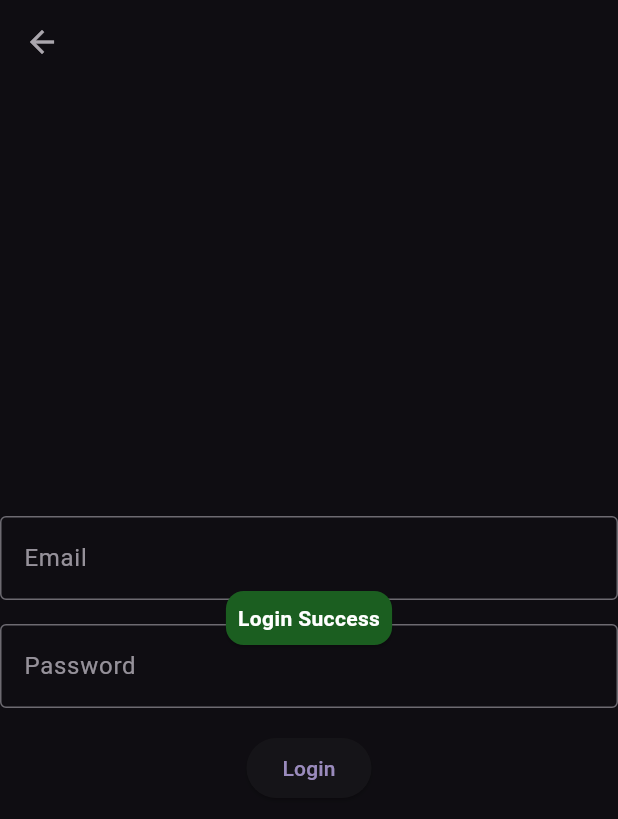
After one commit to lleoserrano/asyncstate, a Flutter app: the LoginPage screen opened by its route, after a tap on "Login", on a phone screen of 412 x 824 dp. The commit adds this screen. Shown: the top 819 px of the screen. Run offline on Flutter 3.47's test engine with Material 3 defaults, Android fonts, the phone set to English and light mode, and no system bars.

Commit message:
Update
Código exemplo para utilização de vM.

```diff
--- /dev/null
+++ b/example/lib/login/login_page.dart
@@ -0,0 +1,51 @@
+import 'package:example/login/login_vm.dart';
+import 'package:flutter/material.dart';
+
+class LoginPage extends StatelessWidget {
+  LoginPage({super.key});
+
+  final _loginVm = LoginVm();
+
+  @override
+  Widget build(BuildContext context) {
+    final LoginVm(:login) = _loginVm;
+    /* switch (status) {
+      case AsyncValueStatus.idle:
+        print('idle');
+      case AsyncValueStatus.loading:
+        print('loading');
+      case AsyncValueStatus.error:
+        print('error');
+      case AsyncValueStatus.data:
+        print('data');
+    } */
+    return Scaffold(
+      appBar: AppBar(
+        title: const Text(''),
+      ),
+      body: Column(
+        mainAxisAlignment: MainAxisAlignment.center,
+        children: [
+          TextFormField(
+            decoration: const InputDecoration(
+              hintText: 'Email',
+              border: OutlineInputBorder(),
+            ),
+          ),
+          const SizedBox(height: 16),
+          TextFormField(
+            decoration: const InputDecoration(
+              hintText: 'Password',
+              border: OutlineInputBorder(),
+            ),
+          ),
+          const SizedBox(height: 16),
+          ElevatedButton(
+            onPressed: login,
+            child: const Text('Login'),
+          ),
+        ],
+      ),
+    );
+  }
+}
--- /dev/null
+++ b/example/lib/login/login_state.dart
@@ -0,0 +1,7 @@
+enum LoginStateStatus {
+  idle,
+  loading,
+  loaded,
+  needActivation,
+  error,
+}
--- /dev/null
+++ b/example/lib/login/login_vm.dart
@@ -0,0 +1,35 @@
+import 'dart:math';
+
+import 'package:asyncstate/asyncstate.dart';
+import 'package:example/login/login_state.dart';
+import 'package:example/login/widgets/login_loader_vm.dart';
+
+class LoginVm {
+  final status = LoginStateStatus.idle.asyncValue();
+
+  Future<void> login() async {
+    ///Change status to loading
+    status.value = LoginStateStatus.loading;
+
+    ///Fake function
+    await Future.delayed(const Duration(seconds: 1), () {
+      ///Random answer to change status
+      final random = Random().nextInt(10);
+
+      if (random < 4) {
+        status.value = LoginStateStatus.loaded;
+      } else if (random < 8) {
+        status.value = LoginStateStatus.error;
+      } else {
+        status.value = LoginStateStatus.needActivation;
+      }
+    }).asyncLoader(
+      autoHide: false,
+      asyncOverlay: LoginLoaderVm(this),
+    );
+
+    ///Do something or wait for user action/read
+    await Future.delayed(const Duration(milliseconds: 500), () {});
+    AsyncState.hide(id: LoginLoaderVm.myId);
+  }
+}
--- /dev/null
+++ b/example/lib/login/widgets/login_loader_vm.dart
@@ -0,0 +1,53 @@
+import 'package:asyncstate/asyncstate.dart';
+import 'package:example/login/login_state.dart';
+import 'package:example/login/login_vm.dart';
+import 'package:flutter/material.dart';
+
+class LoginLoaderVm extends AsyncOverlay {
+  static const int myId = 123;
+  LoginLoaderVm(LoginVm vm)
+      : super(
+          id: myId,
+          builder: (context, settings) => ValueListenableBuilder(
+              valueListenable: vm.status,
+              builder: (context, status, widget) {
+                return switch (status) {
+                  LoginStateStatus.loading => const Center(
+                      child: Card(
+                        child: Padding(
+                          padding: EdgeInsets.all(8.0),
+                          child: CircularProgressIndicator(),
+                        ),
+                      ),
+                    ),
+                  _ => Center(
+                      child: Card(
+                        color: switch (status) {
+                          LoginStateStatus.error => Colors.red[900],
+                          LoginStateStatus.loaded => Colors.green[900],
+                          LoginStateStatus.needActivation => Colors.yellow[900],
+                          _ => Colors.white,
+                        },
+                        child: Padding(
+                          padding: const EdgeInsets.all(8.0),
+                          child: Text(
+                            switch (vm.status.value) {
+                              LoginStateStatus.loading => 'Loading..',
+                              LoginStateStatus.error => 'Ops, error.',
+                              LoginStateStatus.loaded => 'Login Success',
+                              LoginStateStatus.needActivation =>
+                                'Need Activation...',
+                              LoginStateStatus.idle => ''
+                            },
+                            style: const TextStyle(
+                              color: Colors.white,
+                              fontWeight: FontWeight.bold,
+                            ),
+                          ),
+                        ),
+                      ),
+                    ),
+                };
+              }),
+        );
+}
--- a/example/lib/main.dart
+++ b/example/lib/main.dart
@@ -1,7 +1,8 @@
 import 'package:asyncstate/asyncstate.dart';
-import 'package:example/auth/profile_page.dart';
 import 'package:example/detail/detail_page.dart';
 import 'package:example/home_async_value/home_async_value_page.dart';
+import 'package:example/login/login_page.dart';
+import 'package:example/profile/profile_page.dart';
 import 'package:example/root/root_page.dart';
 import 'package:flutter/material.dart';
 
@@ -63,6 +64,7 @@ class MyApp extends StatelessWidget {
         initialRoute: '/Root',
         routes: {
           '/Root': (context) => const RootPage(),
+          '/Root/Login': (context) => LoginPage(),
           '/Root/HomeAsyncValue': (context) => const HomeAsyncValuePage(),
           '/Root/HomeLoader': (context) => const HomeLoaderPage(),
           '/Root/HomeLoader/Detail': (context) => const DetailPage(),
--- a/example/lib/auth/profile_page.dart
+++ b/example/lib/profile/profile_page.dart
@@ -1,6 +1,6 @@
 import 'package:asyncstate/asyncstate.dart';
-import 'package:example/auth/widgets/loader_fetch_data.dart';
-import 'package:example/auth/widgets/loader_login.dart';
+import 'package:example/profile/widgets/loader_fetch_data.dart';
+import 'package:example/profile/widgets/loader_login.dart';
 import 'package:flutter/material.dart';
 
 class ProfilePage extends StatelessWidget {
--- a/example/lib/root/root_page.dart
+++ b/example/lib/root/root_page.dart
@@ -29,6 +29,14 @@ class RootPage extends StatelessWidget {
                   Navigator.of(context).pushNamed('/Root/HomeLoader'),
               child: const Text('HomeAsyncStateLoaders'),
             ),
+            const SizedBox(
+              height: 16,
+            ),
+            const Text('Login Vm Example'),
+            ElevatedButton(
+              onPressed: () => Navigator.of(context).pushNamed('/Root/Login'),
+              child: const Text('Login Vm Example'),
+            ),
           ],
         ),
       ),
```
Also changed, not shown: example/lib/profile/widgets/loader_fetch_data.dart (renamed from example/lib/auth/widgets/loader_fetch_data.dart), example/lib/profile/widgets/loader_login.dart (renamed from example/lib/auth/widgets/loader_login.dart).
